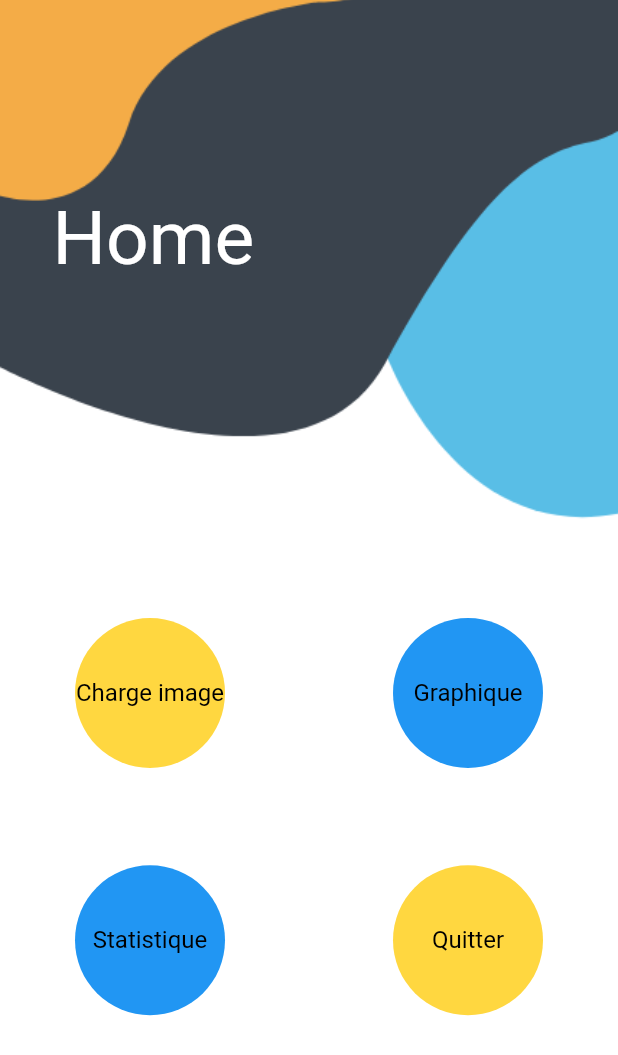
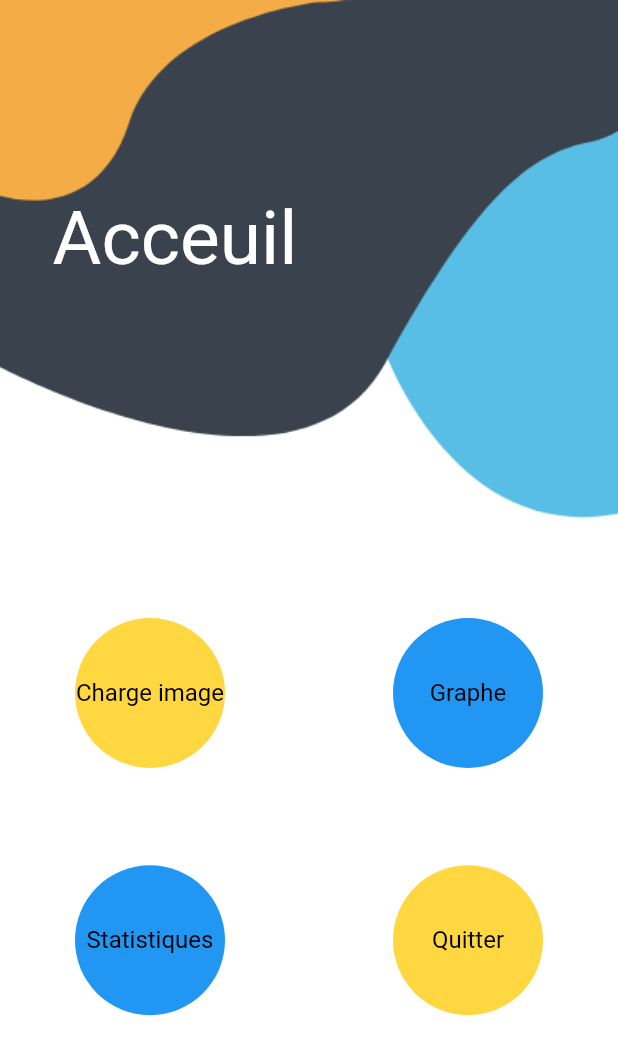
Before and after one commit to Hossamfazaz0/Emotion-and-gender-recognition-mobile-app, a Flutter app: the Home screen opened by its route, on a phone screen of 412 x 824 dp. Shown: the top 1055 px of the screen. Run offline on Flutter 3.47's test engine with Material 2 defaults, Android fonts, the phone set to English and light mode, and no system bars; our stand-ins replace cloud_firestore, firebase_auth, firebase_core, image_picker, syncfusion_flutter_charts; missing offline and left inert: tflite; accounts and stored records are empty.

Commit message:
last edit

```diff
--- a/lib/Home.dart
+++ b/lib/Home.dart
@@ -1,3 +1,5 @@
+import 'dart:io';
+
 import 'package:flutter/cupertino.dart';
 import 'package:flutter/material.dart';
 
@@ -26,7 +28,7 @@ class _HomeState extends State<Home> {
             Container(
               padding: const EdgeInsets.only(left: 35, top: 130, right: 35),
               child: const Text(
-                'Home',
+                'Acceuil',
                 style: TextStyle(color: Colors.white, fontSize: 50),
               ),
             ),
@@ -61,7 +63,7 @@ class _HomeState extends State<Home> {
                       radius: 50,
                       backgroundColor: Colors.blue,
                       child: Text(
-                        'Graphique',
+                        'Graphe',
                         style: TextStyle(color: Colors.black),
                       ),
                     ),
@@ -87,14 +89,14 @@ class _HomeState extends State<Home> {
                       radius: 50,
                       backgroundColor: Colors.blue,
                       child: Text(
-                        'Statistique',
+                        'Statistiques',
                         style: TextStyle(color: Colors.black),
                       ),
                     ),
                   ),
                   InkWell(
                     onTap: () {
-                      // Handle Quitter button tap
+                      exit(0);
                     },
                     child: CircleAvatar(
                       radius: 50,
--- a/lib/traitement.dart
+++ b/lib/traitement.dart
@@ -20,7 +20,7 @@ class MyApp extends StatelessWidget {
   @override
   Widget build(BuildContext context) {
     return MaterialApp(
-      title: 'Reconnaissance des émotions',
+      title: 'Résultat d’analyse des émotions et de sexe',
       theme: ThemeData(
         primarySwatch: Colors.blue,
       ),
@@ -97,7 +97,7 @@ class _TraitementState extends State<Traitement> {
   Widget build(BuildContext context) {
     return Scaffold(
       appBar: AppBar(
-        title: const Text('Reconnaissance des émotions'),
+        title: const Text('Résultat d’analyse des émotions et de sexe'),
       ),
       body: Container(
         decoration: BoxDecoration(
```
Also changed, not shown: lib/chart_screen.dart (+6 -19 lines), 1 other file.
